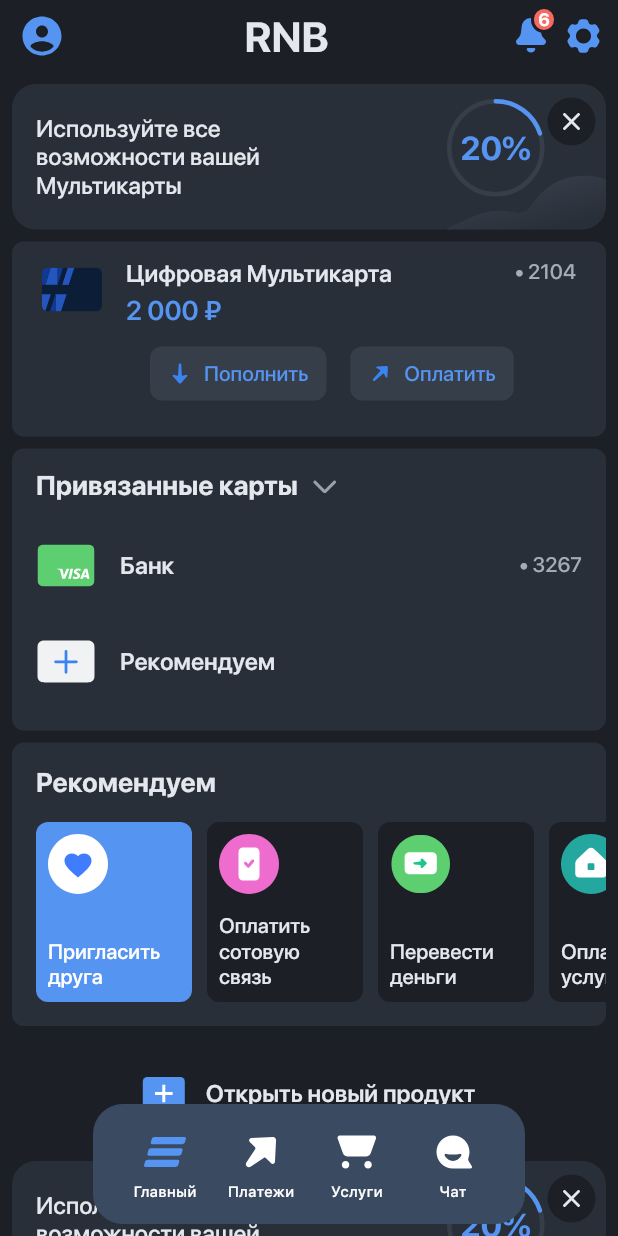
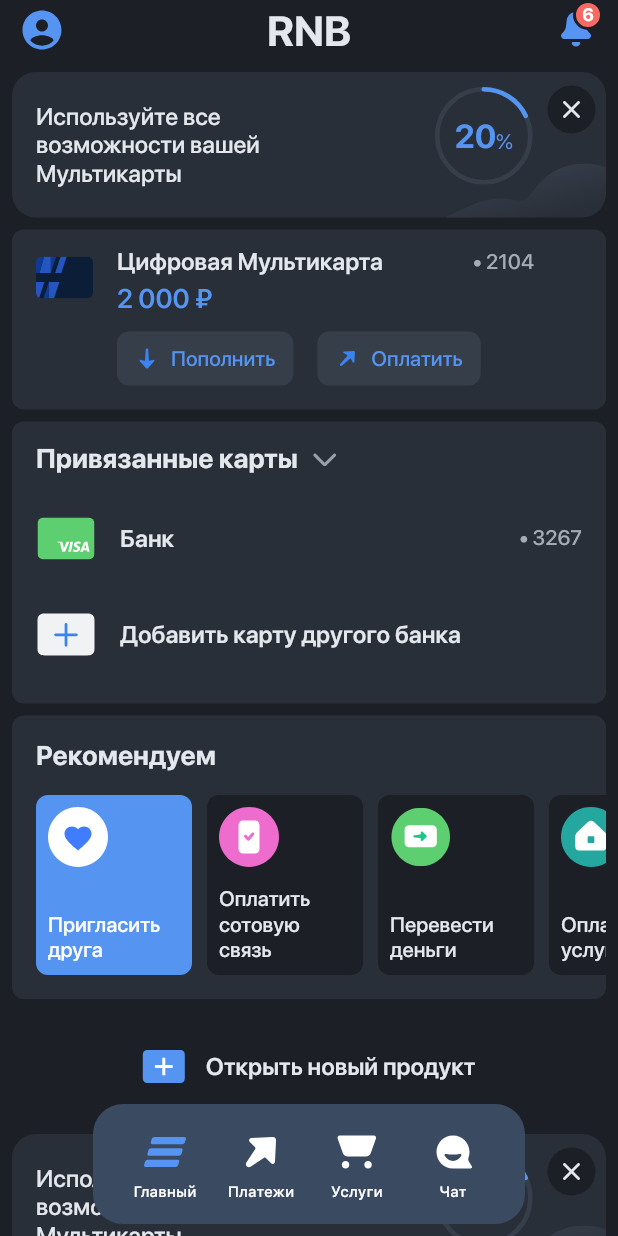
Before and after one commit to admiral-team/bank-lite-demo, a Flutter app: the screen it shows after launch, on a phone screen of 412 x 824 dp. Run offline on Flutter 3.47's test engine with Material 2 defaults, Android fonts, the phone set to English and light mode, and no system bars; drawn by our look-alikes of percent_indicator; our stand-ins replace flutter_local_notifications, flutter_secure_storage, flutter_svg, fluttertoast, google_maps_flutter, permission_handler; missing offline and left inert: collapsible, firebase_performance, google_maps, universal_html, yandex_mapkit; accounts and stored records are empty; generated files the repository leaves out were written again.

Commit message:
Fix Margins and sizes of the widgets to make it look like swiftui.

```diff
--- a/lib/components/appbar_main.dart
+++ b/lib/components/appbar_main.dart
@@ -1,10 +1,7 @@
 import 'package:bank_lite/generated/assets.gen.dart';
 import 'package:bank_lite/theme/app_theme_provider.dart';
 import 'package:flutter/cupertino.dart';
-import 'package:flutter/material.dart';
 import 'package:flutter_gen/gen_l10n/app_localizations.dart';
-
-import '../generated/fonts.gen.dart';
 
 class AppBarMain extends StatefulWidget {
   final int? count;
@@ -33,6 +30,7 @@ class _AppBarState extends State<AppBarMain> {
 
   @override
   Widget build(BuildContext context) {
+    const isRelease = true;
     var theme = AppThemeProvider.of(context);
     var colors = theme.colors;
     var fonts = theme.fonts;
@@ -46,17 +44,12 @@ class _AppBarState extends State<AppBarMain> {
 
     if (widget.count != null) {
       widgets.add(Padding(
-        padding: const EdgeInsets.only(left: 20),
+        padding: const EdgeInsets.only(left: 18),
         child: _NotificationBage(count: widget.count!),
       ));
     }
 
-    return Container(
-      padding: EdgeInsets.only(top: MediaQuery.of(context).padding.top),
-      color: colors.backgroundBasic.color(),
-      child: SizedBox(
-        height: 48.0,
-        child: Row(mainAxisAlignment: MainAxisAlignment.center, children: [
+    var appBarItems = [
       const SizedBox(width: 8),
       CupertinoButton(
         minSize: 0,
@@ -88,6 +81,9 @@ class _AppBarState extends State<AppBarMain> {
         ),
         onPressed: widget.onPressedRightButton,
       ),
+    ];
+    if (!isRelease) {
+      appBarItems.add(
         CupertinoButton(
           minSize: 0,
           padding: const EdgeInsets.all(0),
@@ -99,8 +95,20 @@ class _AppBarState extends State<AppBarMain> {
           ),
           onPressed: widget.onPressedSettings,
         ),
-          const SizedBox(width: 8)
-        ]),
+      );
+    }
+
+    appBarItems.add(const SizedBox(width: 8));
+
+    return Container(
+      padding: EdgeInsets.only(top: MediaQuery.of(context).padding.top),
+      color: colors.backgroundBasic.color(),
+      child: SizedBox(
+        height: 40.0,
+        child: Row(
+          mainAxisAlignment: MainAxisAlignment.center,
+          children: appBarItems,
+        ),
       ),
     );
   }
@@ -118,8 +126,8 @@ class _NotificationBage extends StatelessWidget {
     var fonts = theme.fonts;
 
     return Container(
-      padding: const EdgeInsets.symmetric(horizontal: 3),
-      height: 18.0,
+      height: 20.0,
+      width: 20.0,
       alignment: Alignment.center,
       decoration: BoxDecoration(
         color: colors.elementsError.color(),
--- a/lib/components/banner.dart
+++ b/lib/components/banner.dart
@@ -1,5 +1,4 @@
 import 'package:bank_lite/generated/assets.gen.dart';
-import 'package:bank_lite/generated/fonts.gen.dart';
 import 'package:bank_lite/theme/app_theme_provider.dart';
 import 'package:flutter/material.dart';
 import 'package:flutter_gen/gen_l10n/app_localizations.dart';
@@ -49,18 +48,35 @@ class _BannerWidgetState extends State<BannerWidget> {
             Stack(
               children: <Widget>[
                 Transform.translate(
-                  offset: const Offset(0, 10),
-                  child: CircularPercentIndicator(
-                    radius: 65,
-                    lineWidth: 3.0,
-                    percent: 0.2,
-                    center: Text(
-                      "20%",
-                      style: fonts.title1.toTextStyle(colors.textAccent.color()),
-                    ),
-                    circularStrokeCap: CircularStrokeCap.round,
-                    backgroundColor: colors.backgroundSelected.color(),
-                    progressColor: colors.elementsAccent.color(),
+                  offset: const Offset(-8, 10),
+                  child: Stack(
+                    alignment: Alignment.center,
+                    children: [
+                      CircularPercentIndicator(
+                        radius: 65,
+                        lineWidth: 3.0,
+                        percent: 0.18,
+                        circularStrokeCap: CircularStrokeCap.round,
+                        backgroundColor: colors.backgroundSelected.color(),
+                        progressColor: colors.elementsAccent.color(),
+                      ),
+                      Row(
+                        crossAxisAlignment: CrossAxisAlignment.start,
+                        verticalDirection: VerticalDirection.up,
+                        children: [
+                          Text(
+                            "20",
+                            style: fonts.title1
+                                .toTextStyle(colors.textAccent.color()),
+                          ),
+                          Text(
+                            "%",
+                            style: fonts.subhead4
+                                .toTextStyle(colors.textAccent.color()),
+                          ),
+                        ],
+                      ),
+                    ],
                   ),
                 ),
                 Column(
--- a/lib/components/card_cell.dart
+++ b/lib/components/card_cell.dart
@@ -1,5 +1,4 @@
 import 'package:bank_lite/generated/assets.gen.dart';
-import 'package:bank_lite/generated/fonts.gen.dart';
 import 'package:bank_lite/theme/app_theme_provider.dart';
 import 'package:flutter/cupertino.dart';
 import 'package:flutter/material.dart';
@@ -14,15 +13,15 @@ class CardCellWidget extends StatelessWidget {
   final VoidCallback? addPressed;
   final VoidCallback? sendPressed;
 
-  const CardCellWidget(
-      {Key? key,
+  const CardCellWidget({
+    Key? key,
     required this.title,
     required this.balance,
     required this.cardNumber,
     required this.icon,
     this.addPressed,
-      this.sendPressed})
-      : super(key: key);
+    this.sendPressed,
+  }) : super(key: key);
 
   @override
   Widget build(BuildContext context) {
@@ -32,16 +31,18 @@ class CardCellWidget extends StatelessWidget {
     List<Widget> widgets = [];
     widgets = [
       _CarInfoWidget(
-          title: title, balance: balance, cardNumber: cardNumber, icon: icon),
-      const SizedBox(height: 14.0),
-      _CardButtons(
-          addPressed: () => addPressed?.call(),
-          sendPressed: () => sendPressed?.call())
+          title: title,
+          balance: balance,
+          cardNumber: cardNumber,
+          icon: icon,
+          addPressed: addPressed,
+          sendPressed: sendPressed),
+      // const SizedBox(height: 16.0),
     ];
 
     return Container(
-      padding:
-          const EdgeInsets.only(left: 20, top: 12, right: 20, bottom: 24.0),
+      width: double.infinity,
+      padding: const EdgeInsets.only(left: 16, top: 12, bottom: 16),
       decoration: BoxDecoration(
         color: colors.backgroundAdditional.color(),
         borderRadius: BorderRadius.circular(8.0),
@@ -57,14 +58,18 @@ class _CarInfoWidget extends StatelessWidget {
   final String balance;
   final String cardNumber;
   final SvgGenImage icon;
+  final VoidCallback? addPressed;
+  final VoidCallback? sendPressed;
 
-  const _CarInfoWidget(
-      {Key? key,
+  const _CarInfoWidget({
+    Key? key,
     required this.title,
     required this.balance,
     required this.cardNumber,
-      required this.icon})
-      : super(key: key);
+    required this.icon,
+    required this.addPressed,
+    required this.sendPressed,
+  }) : super(key: key);
 
   @override
   Widget build(BuildContext context) {
@@ -72,15 +77,36 @@ class _CarInfoWidget extends StatelessWidget {
     var colors = theme.colors;
     var fonts = theme.fonts;
 
-    return Row(crossAxisAlignment: CrossAxisAlignment.start, children: [
-      icon.svg(height: 40.0, width: 40.0),
+    return Row(
+      crossAxisAlignment: CrossAxisAlignment.start,
+      children: [
+        Container(
+          padding: const EdgeInsets.only(top: 6),
+          child: icon.svg(height: 28.0, width: 38.0),
+        ),
         const SizedBox(width: 16.0),
-      Column(crossAxisAlignment: CrossAxisAlignment.start, children: [
+        Column(
+          crossAxisAlignment: CrossAxisAlignment.start,
+          children: [
+            Row(
+              children: [
                 Text(
                   title,
                   overflow: TextOverflow.ellipsis,
                   textAlign: TextAlign.left,
                   style: fonts.headline.toTextStyle(colors.textPrimary.color()),
+                ),
+                const SizedBox(
+                  width: 60,
+                ),
+                Text(
+                  cardNumber,
+                  overflow: TextOverflow.ellipsis,
+                  textAlign: TextAlign.right,
+                  style:
+                      fonts.subhead3.toTextStyle(colors.textSecondary.color()),
+                ),
+              ],
             ),
             const SizedBox(height: 4.0),
             Text(
@@ -89,15 +115,15 @@ class _CarInfoWidget extends StatelessWidget {
               textAlign: TextAlign.center,
               style: fonts.subtitle2.toTextStyle(colors.textAccent.color()),
             ),
-      ]),
-      const Spacer(),
-      Text(
-        cardNumber,
-        overflow: TextOverflow.ellipsis,
-        textAlign: TextAlign.right,
-        style: fonts.subhead3.toTextStyle(colors.textSecondary.color()),
-      )
-    ]);
+            const SizedBox(height: 12.0),
+            _CardButtons(
+              addPressed: () => addPressed?.call(),
+              sendPressed: () => sendPressed?.call(),
+            ),
+          ],
+        ),
+      ],
+    );
   }
 }
 
@@ -112,7 +138,7 @@ class _CardButtons extends StatelessWidget {
   @override
   Widget build(BuildContext context) {
     return Row(crossAxisAlignment: CrossAxisAlignment.start, children: [
-      const SizedBox(width: 72.0),
+      // const SizedBox(width: 72.0),
       CardButtonWidget(
           title: AppLocalizations.of(context).deposit,
           icon: Assets.lib.assets.images.add,
@@ -161,19 +187,21 @@ class _CardButtonWidgetState extends State<CardButtonWidget> {
             left: 12.0, top: 10.0, right: 12.0, bottom: 10.0),
         height: 36.0,
         decoration: BoxDecoration(
-          color: colors
-              .backgroundSelected
-              .color(opacity: _opacity),
+          color: colors.backgroundSelected.color(),
           borderRadius: BorderRadius.circular(8.0),
         ),
         child: Row(crossAxisAlignment: CrossAxisAlignment.start, children: [
-          widget.icon.svg(height: 16.0, width: 16.0),
+          Opacity(
+            opacity: _opacity,
+            child: widget.icon.svg(height: 16.0, width: 16.0),
+          ),
           const SizedBox(width: 8.0),
           Text(
             widget.title,
             overflow: TextOverflow.ellipsis,
             textAlign: TextAlign.center,
-            style: fonts.subhead3.toTextStyle(colors.elementsAccent.color(opacity: _opacity)),
+            style: fonts.subhead3
+                .toTextStyle(colors.elementsAccent.color(opacity: _opacity)),
           ),
         ]),
       ),
@@ -182,7 +210,7 @@ class _CardButtonWidgetState extends State<CardButtonWidget> {
 
   setHighlighted(bool highlighted) {
     setState(() {
-      _opacity = highlighted ? 0.7 : 1.0;
+      _opacity = highlighted ? 0.6 : 1.0;
     });
   }
 }
--- a/lib/components/cards_widget.dart
+++ b/lib/components/cards_widget.dart
@@ -62,7 +62,7 @@ class _CardsWidgetState extends State<CardsWidget> {
     widgets.add(
       CardWidget(
         model: CardModel(
-          title: AppLocalizations.of(context).recommend,
+          title: AppLocalizations.of(context).addCard,
           image: Assets.lib.assets.images.cardAdd,
         ),
         onPressed: widget.onRecommendPressed,
--- a/lib/components/suggestions.dart
+++ b/lib/components/suggestions.dart
@@ -1,5 +1,4 @@
 import 'package:bank_lite/generated/assets.gen.dart';
-import 'package:bank_lite/generated/fonts.gen.dart';
 import 'package:bank_lite/theme/app_theme_provider.dart';
 import 'package:flutter/material.dart';
 import 'package:flutter_gen/gen_l10n/app_localizations.dart';
--- a/lib/l10n/app_en.arb
+++ b/lib/l10n/app_en.arb
@@ -8,6 +8,7 @@
   "payHousingCommunalServices": "Pay for housing and communal services",
   "linkedCards": "Linked cards",
   "bankTitle": "Bank",
+  "addCard": "Add a card from another bank",
   "recommend": "Recommend",
   "digitalMulticard": "Digital Multicard",
   "deposit": "Pop up",
--- a/lib/l10n/app_ru.arb
+++ b/lib/l10n/app_ru.arb
@@ -9,6 +9,7 @@
   "linkedCards": "Привязанные карты",
   "bankTitle": "Банк",
   "recommend": "Рекомендуем",
+  "addCard": "Добавить карту другого банка",
   "digitalMulticard": "Цифровая Мультикарта",
   "deposit": "Пополнить",
   "pay": "Оплатить",
--- a/lib/l10n/app_zh.arb
+++ b/lib/l10n/app_zh.arb
@@ -12,6 +12,7 @@
   "digitalMulticard": "数字多卡",
   "deposit": "补充",
   "pay": "支付",
+  "addCard": "从另一家银行添加一张卡",
   "bannerTitle": "全部使用\n你的特点\n多卡",
   "main": "主要",
   "payments": "付款",
--- a/lib/screens/home_screen.dart
+++ b/lib/screens/home_screen.dart
@@ -1,4 +1,5 @@
 import 'dart:async';
+
 import 'package:bank_lite/components/addnew.dart';
 import 'package:bank_lite/components/appbar_main.dart';
 import 'package:bank_lite/components/banner.dart';
@@ -140,7 +141,10 @@ class _HomeScreenState extends State<HomeScreen> {
       );
     } else if (item is AddNewModel) {
       return AddNewWidget(onPressed: () {
-        _pushScreen(const InProgress());
+        Future.delayed(const Duration(seconds: 3), () {
+          NotificationService.showNotification(
+              title: 'Успешно!', body: 'Ваша карта выпущена');
+        });
       });
     } else if (item is CardCellModel) {
       return CardCellWidget(
@@ -165,10 +169,7 @@ class _HomeScreenState extends State<HomeScreen> {
           )
         ],
         onRecommendPressed: () {
-          Future.delayed(const Duration(seconds: 3), () {
-            NotificationService.showNotification(
-                title: 'Успешно!', body: 'Ваша карты выпущена');
-          });
+          _pushScreen(const InProgress());
         },
         onCardPressed: (cardModel) {
           _pushScreen(const InProgress());
```
Also changed, not shown: pubspec.lock. Lines whose indentation alone changed are shown as unchanged.
